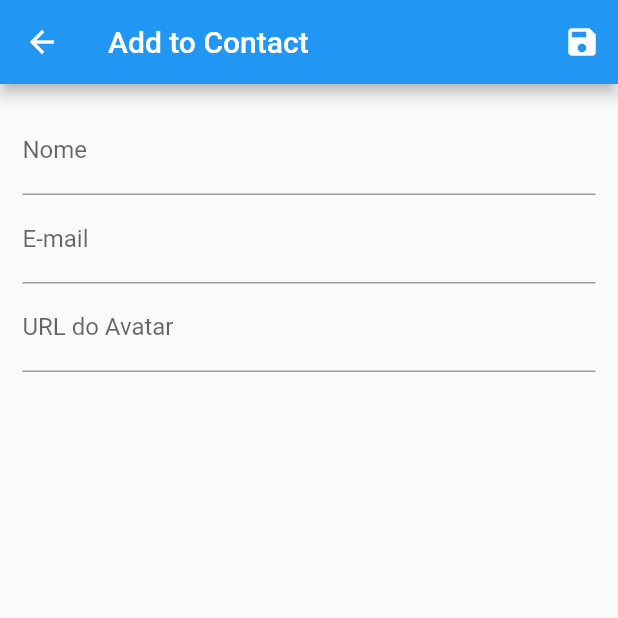
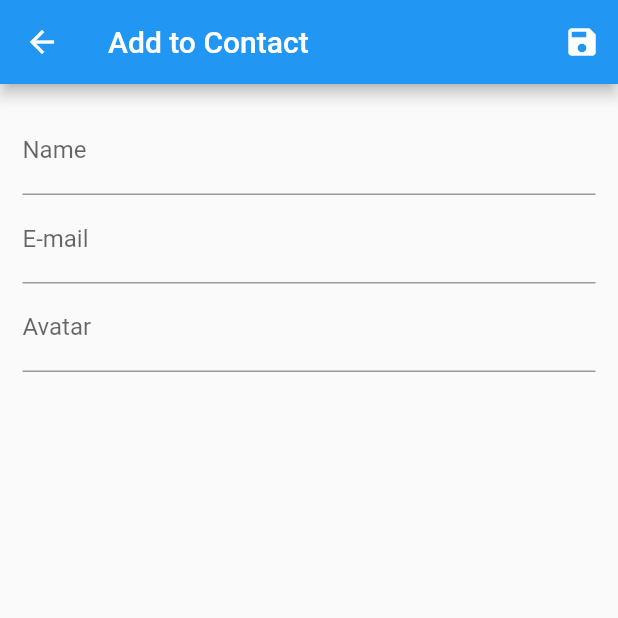
Before and after one commit to isabelaomaciel/contacts_list, a Flutter app: the screen it shows after launch, after a tap on the "add" icon, on a phone screen of 412 x 824 dp, the top half of it. Run offline on Flutter 3.47's test engine with Material 2 defaults, Android fonts, the phone set to English and light mode, and no system bars; network calls fail.

Commit message:
feat update and delete users

```diff
--- a/lib/views/user_form.dart
+++ b/lib/views/user_form.dart
@@ -1,18 +1,42 @@
 import 'package:flutter/material.dart';
 import 'package:provider/provider.dart';
-
 import '../models/user.dart';
 import '../provider/users.dart';
 
 
-class UserForm extends StatelessWidget {
-  final _form = GlobalKey<FormState>();
-  final Map<String, String> _formData = {};
-
+class UserForm extends StatefulWidget {
   UserForm({Key? key}) : super(key: key);
 
   @override
+  State<UserForm> createState() => _UserFormState();
+}
+
+class _UserFormState extends State<UserForm> {
+  final _form = GlobalKey<FormState>();
+
+  final Map<String, String> _formData = {};
+
+  void _loadFormData(User user){
+    if(user != null){
+      _formData['id'] = user.id!;
+    _formData['name'] = user.name;
+    _formData['email'] = user.email;
+    _formData['avatarUrl'] = user.avatarUrl;
+    }
+  }
+
+  @override
+  void didChangeDependencies(){
+    super.didChangeDependencies();
+    final user = ModalRoute.of(context)?.settings.arguments as User;
+
+    _loadFormData(user);
+  }
+
+  @override
   Widget build(BuildContext context) {
+
+
     return Scaffold(
       appBar: AppBar(
         title: Text('Add to Contact'),
@@ -47,7 +71,8 @@ class UserForm extends StatelessWidget {
           child: Column(
             children: [
               TextFormField(
-                decoration: InputDecoration(labelText: 'Nome'),
+                initialValue: _formData['name'],
+                decoration: InputDecoration(labelText: 'Name'),
                 validator: (value) {
                   if (value == null || value.trim().isEmpty) {
                     return 'Nome inválido';
@@ -62,11 +87,13 @@ class UserForm extends StatelessWidget {
                 onSaved: (value) => _formData['name'] = value!,
               ),
               TextFormField(
+                initialValue: _formData['email'],
                 decoration: InputDecoration(labelText: 'E-mail'),
                 onSaved: (value) => _formData['email'] = value!,
               ),
               TextFormField(
-                decoration: InputDecoration(labelText: 'URL do Avatar'),
+                initialValue: _formData['avatarUrl'],
+                decoration: InputDecoration(labelText: 'Avatar'),
                 onSaved: (value) => _formData['avatarUrl'] = value!,
               ),
             ],
--- a/lib/views/user_list.dart
+++ b/lib/views/user_list.dart
@@ -2,6 +2,7 @@ import 'package:flutter/material.dart';
 import 'package:list_contacts/components/user_tile.dart';
 import 'package:list_contacts/routes/app_routes.dart';
 import 'package:provider/provider.dart';
+import '../models/user.dart';
 import '../provider/users.dart';
 
 class UserList extends StatelessWidget {
@@ -17,7 +18,15 @@ class UserList extends StatelessWidget {
         actions: [
           IconButton(
             onPressed: () {
-              Navigator.of(context).pushNamed(AppRoutes.USER_FORM);
+              Navigator.of(context).pushNamed(
+                AppRoutes.USER_FORM,
+                arguments: const User(
+                  id: '',
+                  name: '',
+                  email: '',
+                  avatarUrl: '',
+                ),
+              );
             },
             icon: Icon(Icons.add),
           ),
```
Also changed, not shown: lib/components/user_tile.dart (+25 -1 lines).
